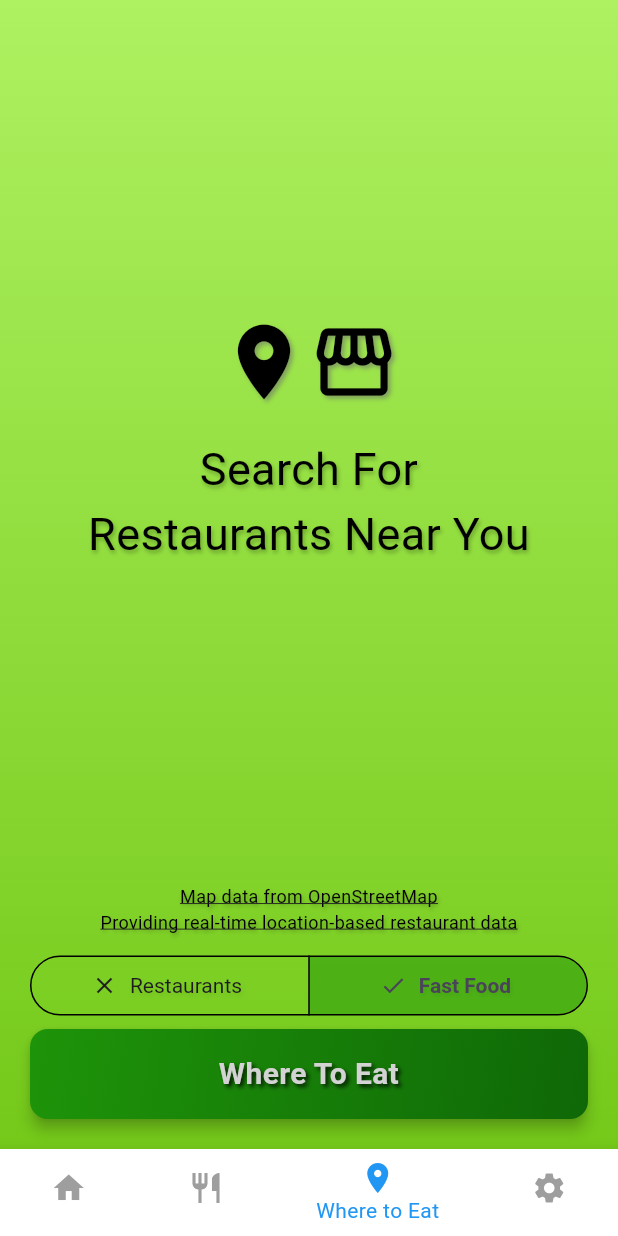
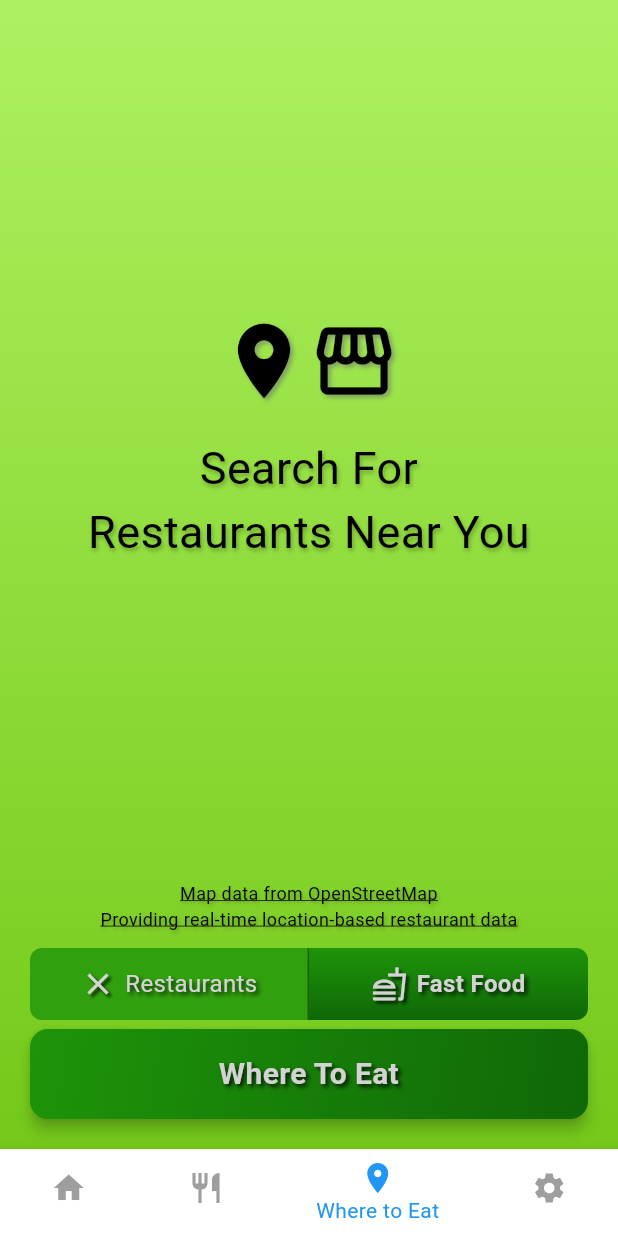
Before and after one commit to TyostoKarry/what_to_eat, a Flutter app: the screen it shows after launch, item 3 of the bottom bar chosen, after a tap on "Restaurants", on a phone screen of 412 x 824 dp. Run offline on Flutter 3.47's test engine with Material 3 defaults, Android fonts, the light colour scheme and no system bars; drawn by our look-alikes of auto_size_text; our stand-ins replace flutter_fortune_wheel, geolocator.

Commit message:
Create custom segmented button
- Create custom segmented button that allows for full customizability
- Replace default SegmentedButton with the new custom WTESegmentedButton

```diff
--- a/lib/screens/where_to_eat_screen.dart
+++ b/lib/screens/where_to_eat_screen.dart
@@ -14,6 +14,7 @@ import 'package:what_to_eat/views/where_to_eat/where_to_eat_result.dart';
 import 'package:what_to_eat/views/where_to_eat/where_to_eat_slot_machine.dart';
 import 'package:what_to_eat/widgets/wte_button.dart';
 import 'package:what_to_eat/widgets/wte_safe_area.dart';
+import 'package:what_to_eat/widgets/wte_segmented_button.dart';
 import 'package:what_to_eat/widgets/wte_text.dart';
 
 class WhereToEatScreen extends StatefulWidget {
@@ -26,7 +27,6 @@ class WhereToEatScreen extends StatefulWidget {
 class _WhereToEatScreenState extends State<WhereToEatScreen> {
   List<dynamic> _restaurants = [];
   Set<String> selected = {'Restaurants', 'Fast Food'};
-  Set<String> previousSelected = {};
 
   void _launchOpenStreetMapCopyright() async {
     final Uri searchUrl = Uri.parse('https://www.openstreetmap.org/copyright');
@@ -67,6 +67,10 @@ class _WhereToEatScreenState extends State<WhereToEatScreen> {
             position.latitude,
             position.longitude) <
         locationThreshold) {
+      if (_restaurants.isEmpty) {
+        model.setWhereToEatScreenState(WhereToEatScreenState.noRestaurants);
+        return;
+      }
       model.setWhereToEatScreenState(WhereToEatScreenState.slotMachine);
       return;
     }
@@ -148,90 +152,22 @@ class _WhereToEatScreenState extends State<WhereToEatScreen> {
                           WhereToEatScreenState.loading &&
                       model.whereToEatScreenState !=
                           WhereToEatScreenState.slotMachine;
-                  return Padding(
-                    padding: const EdgeInsets.symmetric(horizontal: 20),
-                    child: SizedBox(
-                      width: double.infinity,
-                      child: SegmentedButton<String>(
-                        segments: const <ButtonSegment<String>>[
-                          ButtonSegment<String>(
-                            value: 'Restaurants',
-                            label: Text('Restaurants'),
-                            icon: Icon(Icons.close),
-                          ),
-                          ButtonSegment<String>(
-                            value: 'Fast Food',
-                            label: Text('Fast Food'),
-                            icon: Icon(Icons.close),
-                          ),
-                        ],
-                        selected: selected,
-                        multiSelectionEnabled: true,
-                        emptySelectionAllowed: true,
-                        style: ButtonStyle(
-                          backgroundColor:
-                              WidgetStateProperty.resolveWith<Color>(
-                            (Set<WidgetState> states) {
-                              if (states.contains(WidgetState.selected)) {
-                                return AppColors.whereToEatButtonPrimaryColor
-                                    .withOpacity(0.5);
-                              }
-                              return Colors.transparent;
-                            },
-                          ),
-                          side: WidgetStateProperty.all(
-                            BorderSide(
-                              color: AppColors.textPrimaryColor,
-                            ),
-                          ),
-                          textStyle: WidgetStateProperty.resolveWith<TextStyle>(
-                            (Set<WidgetState> states) {
-                              if (states.contains(WidgetState.selected)) {
-                                return TextStyle(
-                                  color: AppColors.textPrimaryColor,
-                                  fontWeight: FontWeight.bold,
-                                  shadows: [
-                                    Shadow(
-                                      offset: Offset(1, 2),
-                                      blurRadius: 3,
-                                      color: const Color.fromARGB(20, 0, 0, 0),
-                                    ),
-                                  ],
-                                );
-                              }
-                              return TextStyle(
-                                color: AppColors.textPrimaryColor,
-                                fontWeight: FontWeight.normal,
-                                shadows: [
-                                  Shadow(
-                                    offset: Offset(1, 2),
-                                    blurRadius: 3,
-                                    color: const Color.fromARGB(20, 0, 0, 0),
-                                  ),
-                                ],
-                              );
-                            },
-                          ),
-                        ),
-                        onSelectionChanged: isEnabled
-                            ? (Set<String> newSelection) {
-                                setState(() {
-                                  if (newSelection.isEmpty &&
-                                      selected.first == 'Restaurants') {
-                                    selected = {'Fast Food'};
-                                    return;
-                                  }
-                                  if (newSelection.isEmpty &&
-                                      selected.first == 'Fast Food') {
-                                    selected = {'Restaurants'};
-                                    return;
-                                  }
-                                  selected = newSelection;
-                                });
-                              }
-                            : null,
-                      ),
-                    ),
+                  return WTESegmentedButton(
+                    options: ['Restaurants', 'Fast Food'],
+                    selected: selected,
+                    selectedIcons: [
+                      Icons.restaurant_outlined,
+                      Icons.fastfood_outlined
+                    ],
+                    unselectedIcons: [Icons.close, Icons.close],
+                    multiSelectionEnabled: true,
+                    allowEmptySelection: false,
+                    isEnabled: isEnabled,
+                    onSelectionChanged: (Set<String> newSelection) {
+                      setState(() {
+                        selected = newSelection;
+                      });
+                    },
                   );
                 },
               ),
--- a/lib/theme/app_colors.dart
+++ b/lib/theme/app_colors.dart
@@ -61,6 +61,17 @@ class AppColors {
     );
   }
 
+  static LinearGradient getWhereToEatButtonBackground() {
+    return LinearGradient(
+      begin: Alignment.topCenter,
+      end: Alignment.bottomCenter,
+      colors: [
+        whereToEatButtonPrimaryColor,
+        whereToEatButtonSecondaryColor,
+      ],
+    );
+  }
+
   static LinearGradient getWhereToEatResultBackground() {
     return LinearGradient(
       begin: Alignment.topCenter,
--- /dev/null
+++ b/lib/widgets/wte_segmented_button.dart
@@ -0,0 +1,167 @@
+import 'package:flutter/material.dart';
+
+import 'package:what_to_eat/theme/app_colors.dart';
+import 'package:what_to_eat/widgets/wte_text.dart';
+
+class WTESegmentedButton extends StatefulWidget {
+  final List<String> options;
+  final List<IconData> selectedIcons;
+  final List<IconData> unselectedIcons;
+  final Set<String> selected;
+  final bool multiSelectionEnabled;
+  final bool allowEmptySelection;
+  final bool isEnabled;
+  final void Function(Set<String>) onSelectionChanged;
+
+  const WTESegmentedButton({
+    super.key,
+    required this.options,
+    required this.selectedIcons,
+    required this.unselectedIcons,
+    required this.selected,
+    this.multiSelectionEnabled = false,
+    this.allowEmptySelection = false,
+    this.isEnabled = true,
+    required this.onSelectionChanged,
+  });
+
+  @override
+  WTESegmentedButtonState createState() => WTESegmentedButtonState();
+}
+
+class WTESegmentedButtonState extends State<WTESegmentedButton> {
+  late Set<String> selectedOptions;
+
+  @override
+  void initState() {
+    super.initState();
+    if (widget.multiSelectionEnabled) {
+      selectedOptions = Set<String>.from(widget.selected);
+    }
+    if (!widget.multiSelectionEnabled) {
+      selectedOptions = <String>{widget.options.first};
+    }
+  }
+
+  void _toggleSelection(String value) {
+    if (!widget.isEnabled) return;
+    setState(() {
+      if (selectedOptions.contains(value)) {
+        if (widget.allowEmptySelection || selectedOptions.length > 1) {
+          selectedOptions.remove(value);
+        } else if (!widget.allowEmptySelection && selectedOptions.length == 1) {
+          int currentIndex = widget.options.indexOf(value);
+          int nextIndex = (currentIndex + 1) % widget.options.length;
+          selectedOptions.clear();
+          selectedOptions.add(widget.options[nextIndex]);
+        }
+      } else {
+        if (!widget.multiSelectionEnabled) {
+          selectedOptions.clear();
+        }
+        selectedOptions.add(value);
+      }
+      widget.onSelectionChanged(selectedOptions);
+    });
+  }
+
+  BorderRadius _getBorderRadius(int index, int total) {
+    if (index == 0) {
+      return const BorderRadius.only(
+        topLeft: Radius.circular(8),
+        bottomLeft: Radius.circular(8),
+      );
+    } else if (index == total - 1) {
+      return const BorderRadius.only(
+        topRight: Radius.circular(8),
+        bottomRight: Radius.circular(8),
+      );
+    }
+    return BorderRadius.zero;
+  }
+
+  Border _getBorder(int index, int total) {
+    if (index == 0) {
+      return const Border(
+        right: BorderSide(color: AppColors.wheelTextShadowColor),
+      );
+    } else if (index == total - 1) {
+      return const Border();
+    }
+    return const Border(
+      right: BorderSide(color: AppColors.wheelTextShadowColor),
+    );
+  }
+
+  @override
+  Widget build(BuildContext context) {
+    return Padding(
+      padding: const EdgeInsets.symmetric(horizontal: 20),
+      child: SizedBox(
+        height: 50,
+        width: double.infinity,
+        child: Row(
+          children: List.generate(widget.options.length, (index) {
+            final String option = widget.options[index];
+            final IconData selectedIcon = widget.selectedIcons[index];
+            final IconData unselectedIcon = widget.unselectedIcons[index];
+            final bool isSelected = selectedOptions.contains(option);
+            final int totalOptions = widget.options.length;
+
+            return Expanded(
+              child: GestureDetector(
+                onTap: widget.isEnabled ? () => _toggleSelection(option) : null,
+                child: Container(
+                  padding: const EdgeInsets.symmetric(vertical: 12.0),
+                  decoration: BoxDecoration(
+                    gradient: widget.isEnabled
+                        ? isSelected
+                            ? AppColors.getWhereToEatButtonBackground()
+                            : null
+                        : null,
+                    color: widget.isEnabled
+                        ? isSelected
+                            ? null
+                            : AppColors.whereToEatButtonPrimaryColor
+                                .withOpacity(0.8)
+                        : isSelected
+                            ? Colors.grey.withOpacity(0.3)
+                            : Colors.grey.withOpacity(0.2),
+                    border: _getBorder(index, totalOptions),
+                    borderRadius: _getBorderRadius(index, totalOptions),
+                  ),
+                  child: Row(
+                    mainAxisAlignment: MainAxisAlignment.center,
+                    children: [
+                      Icon(
+                        isSelected ? selectedIcon : unselectedIcon,
+                        color: AppColors.textSecondaryColor,
+                        shadows: [
+                          Shadow(
+                            offset: const Offset(2, 2),
+                            blurRadius: 2,
+                            color: AppColors.textSecondaryShadowColor,
+                          ),
+                        ],
+                      ),
+                      SizedBox(width: 6),
+                      WTEText(
+                          text: option,
+                          color: AppColors.textSecondaryColor,
+                          fontWeight:
+                              isSelected ? FontWeight.bold : FontWeight.normal,
+                          fontSize: 16,
+                          minFontSize: 16,
+                          shadowColor: AppColors.textSecondaryShadowColor,
+                          offset: const Offset(2, 2)),
+                    ],
+                  ),
+                ),
+              ),
+            );
+          }),
+        ),
+      ),
+    );
+  }
+}
```
